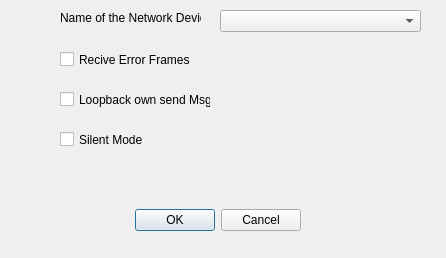
This is DeviceLib/linux/SocketCAN/confdialog.ui in RauchendeKanonen/qcanobserver as Qt 5 draws it before an edit. The edited form follows.
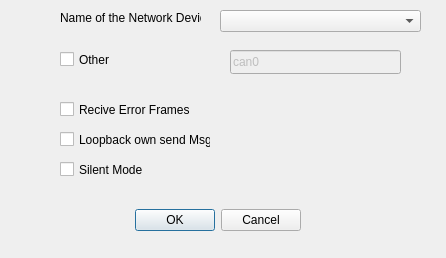
This is the edited form.

Diff of the .ui file:
```diff
--- a/DeviceLib/linux/SocketCAN/confdialog.ui
+++ b/DeviceLib/linux/SocketCAN/confdialog.ui
@@ -33,7 +33,7 @@
    <property name="geometry">
     <rect>
      <x>60</x>
-     <y>90</y>
+     <y>130</y>
      <width>151</width>
      <height>19</height>
     </rect>
@@ -59,8 +59,8 @@
    <property name="geometry">
     <rect>
      <x>60</x>
-     <y>50</y>
-     <width>151</width>
+     <y>100</y>
+     <width>181</width>
      <height>19</height>
     </rect>
    </property>
@@ -72,7 +72,7 @@
    <property name="geometry">
     <rect>
      <x>60</x>
-     <y>130</y>
+     <y>160</y>
      <width>141</width>
      <height>19</height>
     </rect>
@@ -91,6 +91,35 @@
     </rect>
    </property>
   </widget>
+  <widget class="QCheckBox" name="checkBoxCostumDevName">
+   <property name="geometry">
+    <rect>
+     <x>60</x>
+     <y>50</y>
+     <width>141</width>
+     <height>19</height>
+    </rect>
+   </property>
+   <property name="text">
+    <string>Other</string>
+   </property>
+  </widget>
+  <widget class="QLineEdit" name="CostumDevNamelineEdit">
+   <property name="enabled">
+    <bool>false</bool>
+   </property>
+   <property name="geometry">
+    <rect>
+     <x>230</x>
+     <y>50</y>
+     <width>171</width>
+     <height>24</height>
+    </rect>
+   </property>
+   <property name="text">
+    <string>can0</string>
+   </property>
+  </widget>
  </widget>
  <resources/>
  <connections>
```
